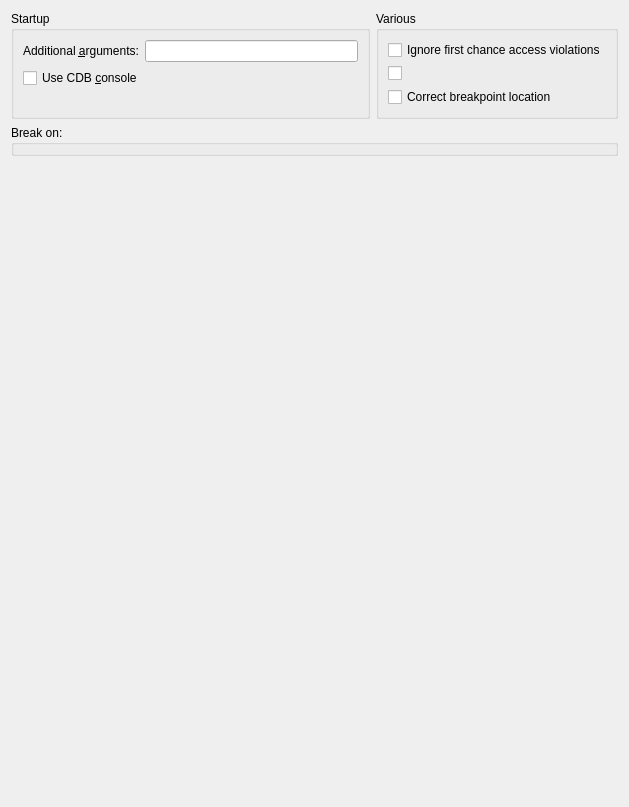
Qt form src/plugins/debugger/cdb/cdboptionspagewidget.ui (qt-creator/qt-creator) before a commit.
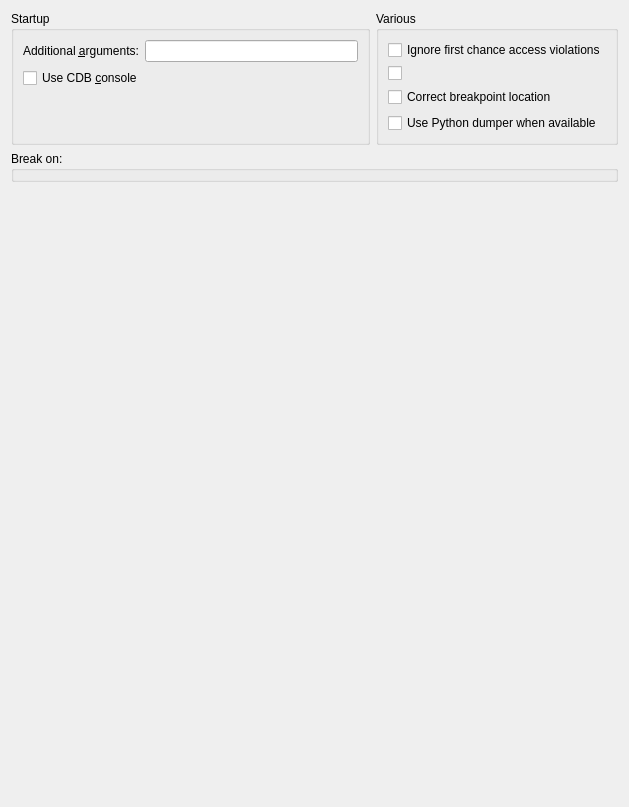
The same form after that commit.

Commit message: Debugger: Add a "use python dumper" setting

Patch:
```diff
--- a/src/plugins/debugger/cdb/cdboptionspagewidget.ui
+++ b/src/plugins/debugger/cdb/cdboptionspagewidget.ui
@@ -89,6 +89,13 @@
             </property>
            </widget>
           </item>
+          <item>
+           <widget class="QCheckBox" name="usePythonDumper">
+            <property name="text">
+             <string>Use Python dumper when available</string>
+            </property>
+           </widget>
+          </item>
          </layout>
         </widget>
        </item>
```
The commit also changes 4 other files.
